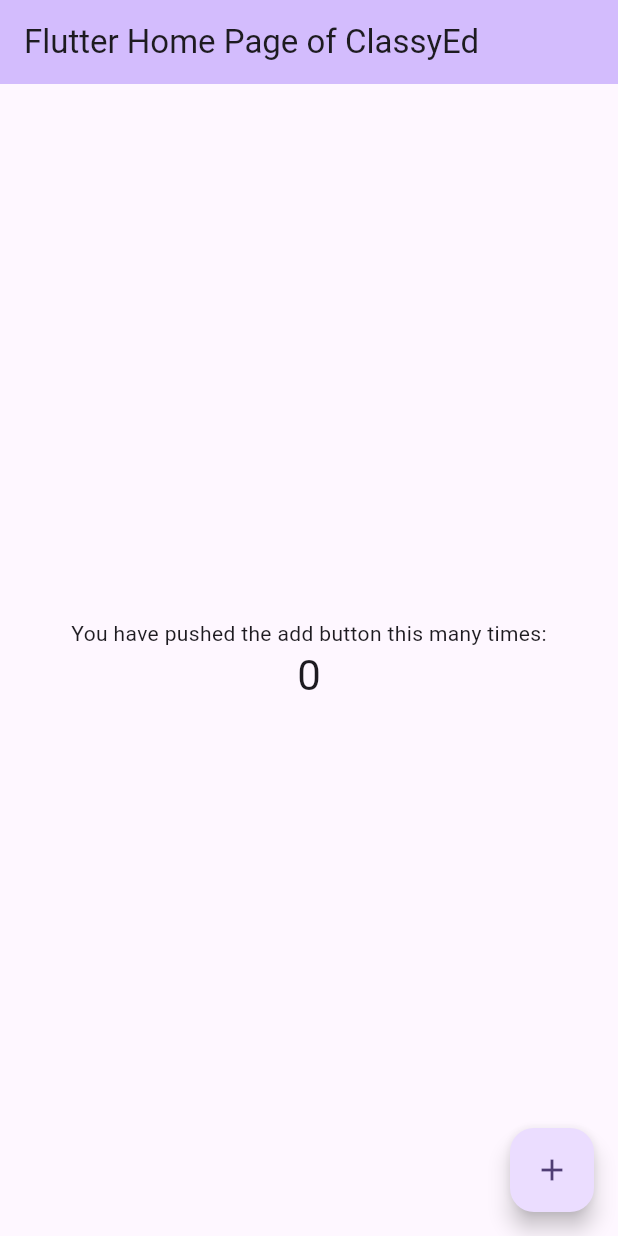
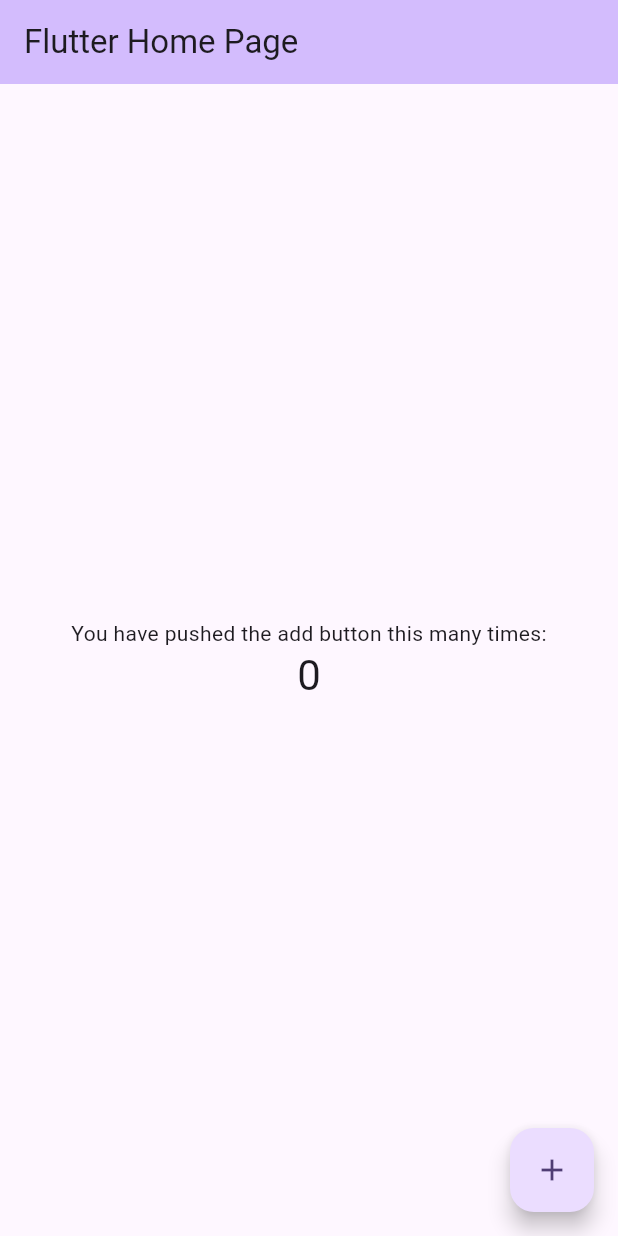
Before and after one commit to Sunilkakde17/ClassyEd, a Flutter app: the screen it shows after launch, on a phone screen of 412 x 824 dp. Run offline on Flutter 3.47's test engine with Material 3 defaults, Android fonts, the phone set to English and light mode, and no system bars.

Commit message:
first111 commit

```diff
--- a/lib/main.dart
+++ b/lib/main.dart
@@ -30,7 +30,7 @@ class MyApp extends StatelessWidget {
         // tested with just a hot reload.
         colorScheme: ColorScheme.fromSeed(seedColor: Colors.deepPurple),
       ),
-      home: const MyHomePage(title: 'Flutter Home Page of ClassyEd'),
+      home: const MyHomePage(title: 'Flutter Home Page'),
     );
   }
 }
```
